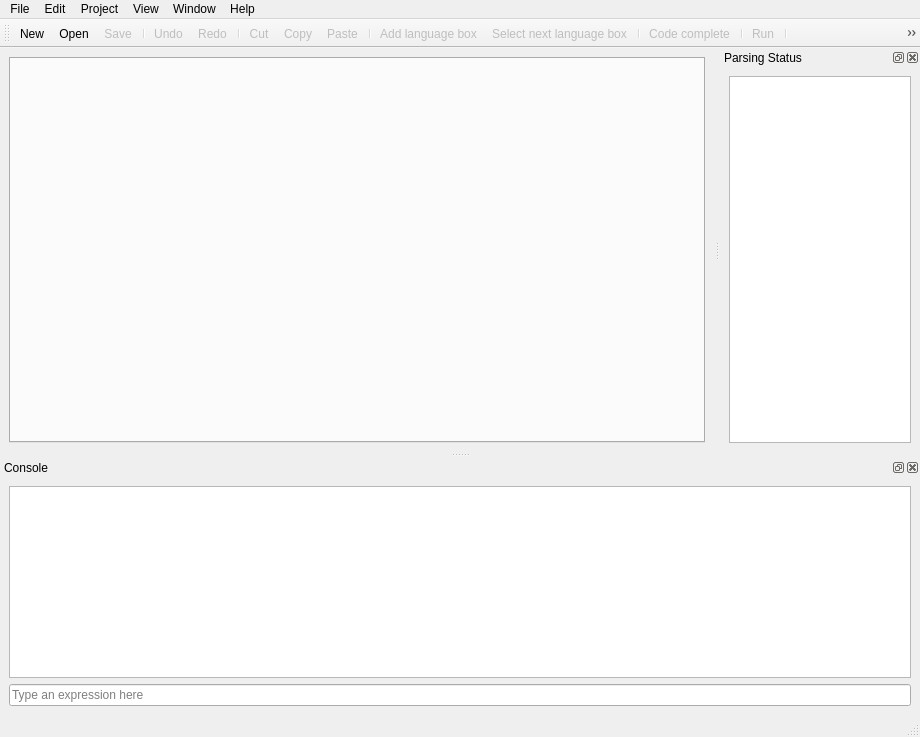
This is lib/eco/gui/gui.ui in softdevteam/eco as Qt 5 draws it before an edit. The edited form follows.
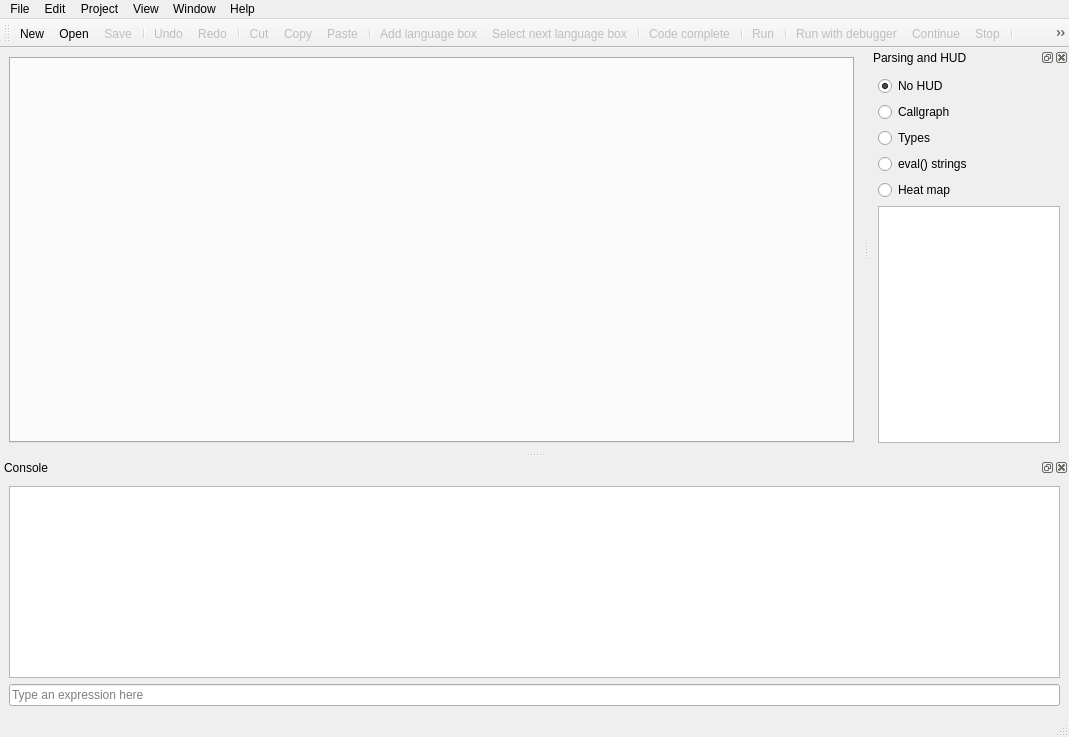
This is the edited form. Icons and pictures are not drawn.

Commit message: JRuby HUD. Includes callgraph, eval() strings and argument types.

```diff
--- a/lib/eco/gui/gui.ui
+++ b/lib/eco/gui/gui.ui
@@ -6,7 +6,7 @@
    <rect>
     <x>0</x>
     <y>0</y>
-    <width>920</width>
+    <width>1069</width>
     <height>737</height>
    </rect>
   </property>
@@ -24,8 +24,8 @@
     <normaloff>gui/eco.png</normaloff>gui/eco.png</iconset>
   </property>
   <widget class="QWidget" name="centralwidget">
-   <layout class="QVBoxLayout" name="verticalLayout_4">
-    <item>
+   <layout class="QGridLayout" name="gridLayout">
+    <item row="0" column="0">
      <widget class="QTabWidget" name="tabWidget">
       <property name="currentIndex">
        <number>-1</number>
@@ -45,8 +45,8 @@
     <rect>
      <x>0</x>
      <y>0</y>
-     <width>920</width>
-     <height>23</height>
+     <width>1069</width>
+     <height>26</height>
     </rect>
    </property>
    <widget class="QMenu" name="menuFile">
@@ -206,13 +206,51 @@
     </size>
    </property>
    <property name="windowTitle">
-    <string>Parsing Status</string>
+    <string>Parsing and HUD</string>
    </property>
    <attribute name="dockWidgetArea">
     <number>2</number>
    </attribute>
    <widget class="QWidget" name="dockWidgetContents_2">
-    <layout class="QHBoxLayout" name="horizontalLayout_5">
+    <layout class="QVBoxLayout" name="verticalLayout_2">
+     <item>
+      <widget class="QRadioButton" name="hud_off_button">
+       <property name="text">
+        <string>No HUD</string>
+       </property>
+       <property name="checked">
+        <bool>true</bool>
+       </property>
+      </widget>
+     </item>
+     <item>
+      <widget class="QRadioButton" name="hud_callgraph_button">
+       <property name="text">
+        <string>Callgraph</string>
+       </property>
+      </widget>
+     </item>
+     <item>
+      <widget class="QRadioButton" name="hud_types_button">
+       <property name="text">
+        <string>Types</string>
+       </property>
+      </widget>
+     </item>
+     <item>
+      <widget class="QRadioButton" name="hud_eval_button">
+       <property name="text">
+        <string>eval() strings</string>
+       </property>
+      </widget>
+     </item>
+     <item>
+      <widget class="QRadioButton" name="hud_heat_map_button">
+       <property name="text">
+        <string>Heat map</string>
+       </property>
+      </widget>
+     </item>
      <item>
       <widget class="QTreeWidget" name="treeWidget">
        <property name="alternatingRowColors">
@@ -239,6 +277,12 @@
        <attribute name="headerVisible">
         <bool>false</bool>
        </attribute>
+       <attribute name="headerHighlightSections">
+        <bool>false</bool>
+       </attribute>
+       <attribute name="headerShowSortIndicator" stdset="0">
+        <bool>false</bool>
+       </attribute>
        <column>
         <property name="text">
          <string>1</string>
```
Left out of the diff: 2 changed lines with no effect on the pictures. The commit also changes 5 other files.
